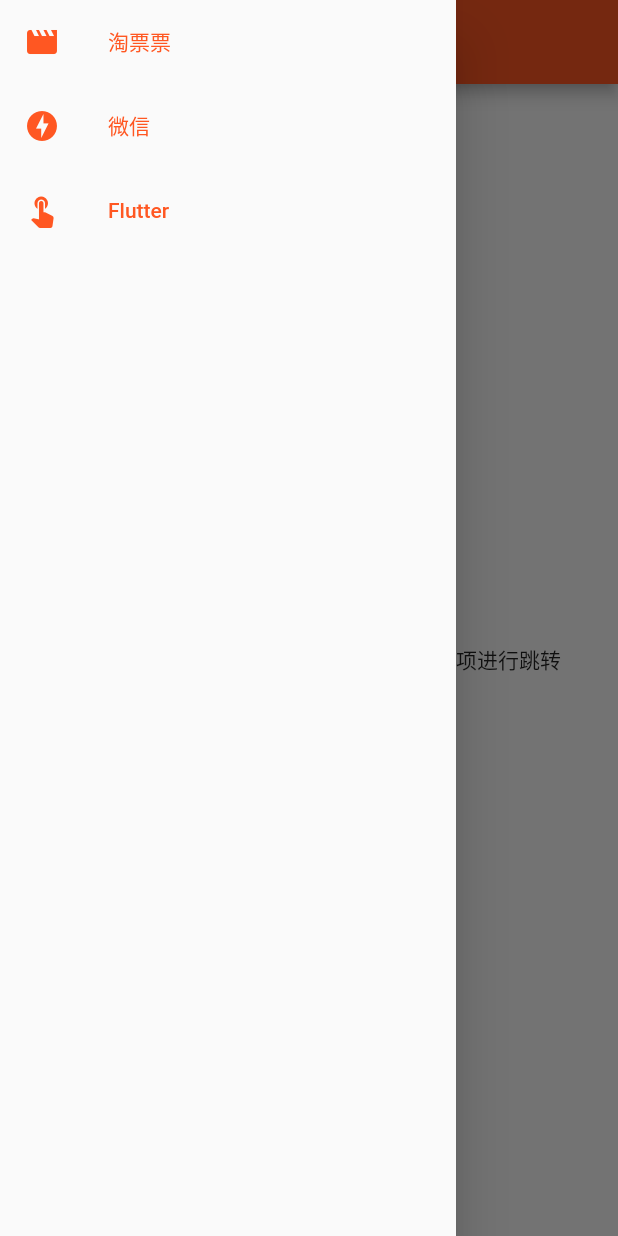
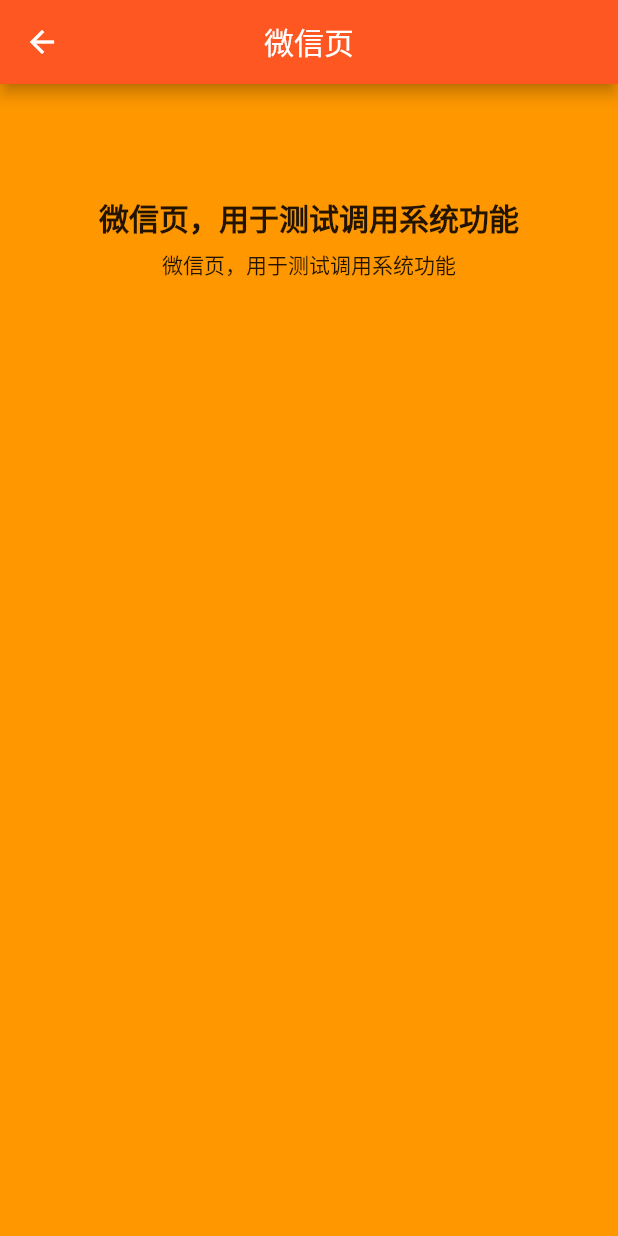
Before and after one commit to luogue/flutter, a Flutter app: the screen it shows after launch, in the side drawer, after a tap on "微信", on a phone screen of 412 x 824 dp. Run offline on Flutter 3.47's test engine with Material 2 defaults, Android fonts, the phone set to English and light mode, and no system bars; our stand-ins replace dio.

Commit message:
新增微信页

```diff
--- a/lib/entry.dart
+++ b/lib/entry.dart
@@ -1,6 +1,5 @@
 // 入口页
 import 'package:flutter/material.dart';
-import 'package:flutter/services.dart';
 
 class Entry extends StatelessWidget {
   Entry({Key key}) : super(key: key);
@@ -65,7 +64,7 @@
                       leading: const Icon(Icons.offline_bolt, color: Colors.deepOrange),
                       title: const Text('微信', style: TextStyle(color: Colors.deepOrange)),
                     ),
-                    onTap: ()=> Navigator.pushNamed(context, 'index'),
+                    onTap: ()=> Navigator.pushNamed(context, 'wechat'),
                   ),
                   // Flutter：用于测试 Flutter 的功能
                   GestureDetector(
--- /dev/null
+++ b/lib/pages/wechat/wechat.dart
@@ -0,0 +1,36 @@
+// 微信页
+import 'package:flutter/material.dart';
+// import 'package:device_info/device_info.dart';
+
+class Wechat extends StatelessWidget {
+  Wechat({Key key}) : super(key: key);
+
+  @override
+  Widget build(BuildContext context) {
+    return new Scaffold(
+      appBar: AppBar(
+        title: Text('微信页', style: TextStyle(color: Colors.white)),
+        centerTitle: true
+      ),
+      body: new Container(
+        padding: EdgeInsets.only(top: 50.0),
+        color: Colors.orange,
+        alignment: Alignment.center,
+        child: new Column(
+          // mainAxisAlignment: MainAxisAlignment.center,
+          children: <Widget>[
+            Text(
+              '微信页，用于测试调用系统功能',
+              style: TextStyle(
+                fontWeight: FontWeight.bold,
+                fontSize: 20.0,
+                height: 3.0
+              )
+            ),
+            Text('微信页，用于测试调用系统功能'),
+          ],
+        ),
+      )
+    );
+  }
+}
--- a/lib/router/index.dart
+++ b/lib/router/index.dart
@@ -1,14 +1,18 @@
+// 淘票票
 import 'package:flutter/material.dart';
 import 'package:yangyue/pages/tpp/home/home.dart';
 import 'package:yangyue/pages/tpp/movie/movie.dart';
 import 'package:yangyue/pages/tpp/video/video.dart';
 import 'package:yangyue/pages/tpp/performance/performance.dart';
 import 'package:yangyue/pages/tpp/mine/mine.dart';
+// 微信
+import 'package:yangyue/pages/wechat/wechat.dart';
 
 Map<String, WidgetBuilder> routes = {
   'home': (context) => Home(),
   'movie': (context) => Movie(),
   'video': (context) => Video(),
   'performance': (context) => Performance(),
-  'mine': (context) => Mine()
+  'mine': (context) => Mine(),
+  'wechat': (context) => Wechat(),
 };
```
Also changed, not shown: pubspec.yaml (+14 -0 lines), pubspec.lock.
